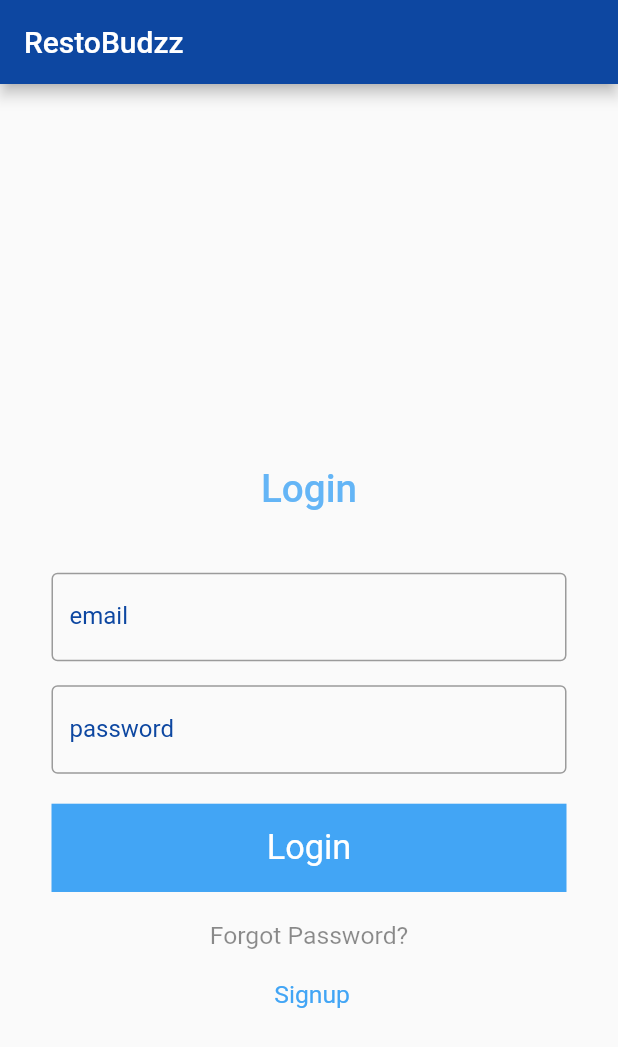
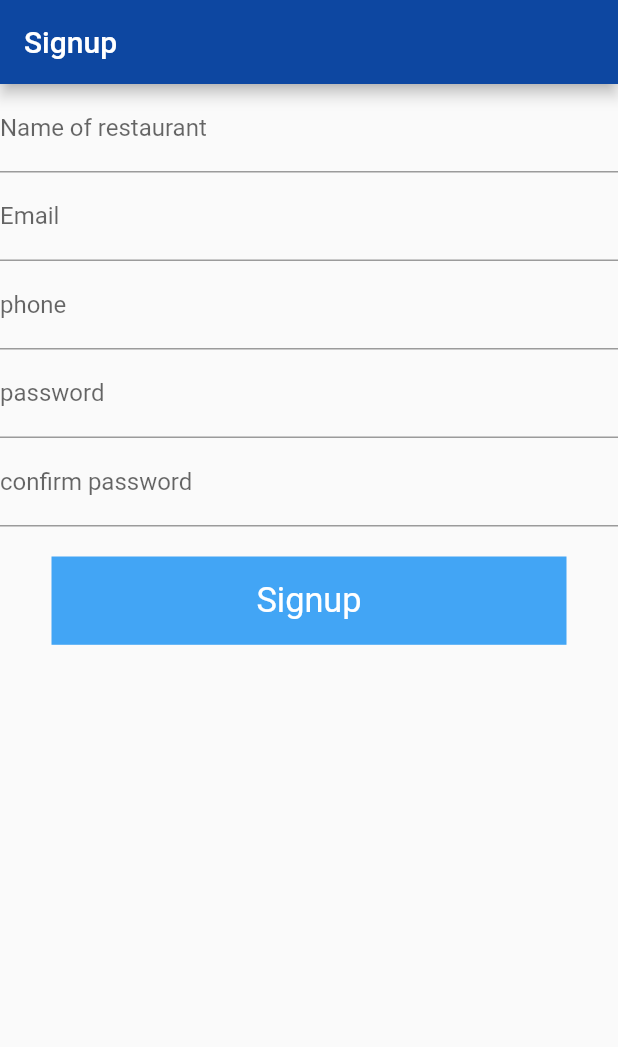
Before and after one commit to AmaldevAD/Restobuzz_manager, a Flutter app: the screen it shows after launch, after a tap on "Signup", on a phone screen of 412 x 824 dp. Shown: the top 1047 px of the screen. Run offline on Flutter 3.47's test engine with Material 2 defaults, Android fonts, the phone set to English and light mode, and no system bars; our stand-ins replace firebase_auth, firebase_core, firebase_database, shared_preferences; accounts and stored records are empty; network calls fail.

Commit message:
Sign up completed with ui and model for hotel details created

```diff
--- /dev/null
+++ b/lib/models/hotel.dart
@@ -0,0 +1,25 @@
+import 'package:firebase_database/firebase_database.dart';
+import 'package:restobudzz/models/food.dart';
+
+class Hotel {
+  String name;
+  String email;
+  bool open;
+  String phone;
+  Food food;
+  String hotelId;
+
+  Hotel({this.name, this.email, this.open, this.phone,this.food, this.hotelId});
+
+  Hotel.fromSnapshot(DataSnapshot snapshot)
+      : food = snapshot.value["food"],
+        name = snapshot.value["name"],
+        open = snapshot.value["open"],
+        phone = snapshot.value["phone"],
+        hotelId=snapshot.key;
+
+  toJson() {
+    return { "name": name, "email": email,"open":open,"phone": phone,};
+  }
+
+}
--- a/lib/screens/login.dart
+++ b/lib/screens/login.dart
@@ -1,6 +1,8 @@
 import 'package:flutter/material.dart';
 import 'package:restobudzz/auth/authentication.dart';
 import 'package:restobudzz/screens/home.dart';
+import 'package:restobudzz/screens/profile.dart';
+import 'package:restobudzz/screens/signup.dart';
 
 class Login extends StatefulWidget {
   Login({Key key}) : super(key: key);
@@ -173,7 +175,9 @@ class _LoginState extends State<Login> {
                     EdgeInsets.symmetric(vertical: 20, horizontal: width / 4),
                 child: Center(
                   child: InkWell(
-                    onTap: () {},
+                    onTap: () {
+                      Navigator.pushReplacement(context, MaterialPageRoute(builder: (context)=>Signup() ));
+                    },
                     child: Container(
                       child: Text(
                         " Signup",
--- /dev/null
+++ b/lib/screens/signup.dart
@@ -0,0 +1,173 @@
+import 'package:flutter/material.dart';
+import 'package:restobudzz/auth/authentication.dart';
+import 'package:restobudzz/screens/home.dart';
+
+class Signup extends StatefulWidget {
+  Signup({Key key}) : super(key: key);
+
+  @override
+  _SignupState createState() => _SignupState();
+}
+
+class _SignupState extends State<Signup> {
+  GlobalKey<FormState> _formKey = GlobalKey<FormState>();
+  Auth _auth;
+
+  TextEditingController _nameController = TextEditingController();
+  TextEditingController _emailController = TextEditingController();
+  TextEditingController _phoneController = TextEditingController();
+  TextEditingController _passwordController = TextEditingController();
+  TextEditingController _confirmPasswordController = TextEditingController();
+
+  @override
+  void initState() {
+    _auth = Auth(context: context);
+    super.initState();
+  }
+
+  signUpFunction() async {
+    print("validated");
+    bool response = await _auth.signUp(email: _emailController.text,password: _passwordController.text );
+    print(response);
+    if (response == true) {
+      Navigator.pushReplacement(
+          context, MaterialPageRoute(builder: (context) => Home()));
+    }
+  }
+
+  @override
+  Widget build(BuildContext context) {
+    double width = MediaQuery.of(context).size.width;
+    return GestureDetector(
+      onTap: () {
+        FocusScope.of(context).unfocus();
+      },
+      child: Scaffold(
+        appBar: AppBar(
+          title: Text("Signup"),
+        ),
+        body: SingleChildScrollView(
+          child: Form(
+            key: _formKey,
+            child: Column(
+              children: <Widget>[
+                //restuarent name
+                TextFormField(
+                  controller: _nameController,
+                  decoration: const InputDecoration(
+                    labelText: 'Name of restaurant',
+                  ),
+                  validator: (String value) {
+                    if (value.trim().isEmpty) {
+                      return 'Name is required';
+                    } else {
+                      _nameController.text = _nameController.text.trim();
+                      return null;
+                    }
+                  },
+                ),
+                //email
+                TextFormField(
+                  controller: _emailController,
+                  keyboardType: TextInputType.emailAddress,
+                  textCapitalization: TextCapitalization.none,
+                  decoration: const InputDecoration(
+                    labelText: 'Email',
+                  ),
+                  validator: (String value) {
+                    Pattern pattern =
+                        r'^(([^<>()[\]\\.,;:\s@\"]+(\.[^<>()[\]\\.,;:\s@\"]+)*)|(\".+\"))@((\[[0-9]{1,3}\.[0-9]{1,3}\.[0-9]{1,3}\.[0-9]{1,3}\])|(([a-zA-Z\-0-9]+\.)+[a-zA-Z]{2,}))$';
+                    RegExp regex = new RegExp(pattern);
+                    if (!regex.hasMatch(value)) {
+                      return 'Enter Valid Email';
+                    } else {
+                      _emailController.text =
+                          _emailController.text.trim().toLowerCase();
+                      return null;
+                    }
+                  },
+                ),
+
+                //phone
+                TextFormField(
+                  maxLength: 10,
+                  controller: _phoneController,
+                  keyboardType: TextInputType.phone,
+                  decoration: const InputDecoration(
+                    counterText: "",
+                    labelText: 'phone',
+                  ),
+                  validator: (String value) {
+                    if (_phoneController.text.trim().length < 10) {
+                      return 'Enter valid phone';
+                    } else {
+                      _phoneController.text = _phoneController.text.trim();
+                      return null;
+                    }
+                  },
+                ),
+
+                //password
+                TextFormField(
+                  controller: _passwordController,
+                  keyboardType: TextInputType.visiblePassword,
+                  obscureText: true,
+                  decoration: const InputDecoration(
+                    labelText: 'password',
+                  ),
+                  validator: (String value) {
+                    if (value.trim().isEmpty) {
+                      return 'Enter valid password';
+                    } else {
+                      _passwordController.text =
+                          _passwordController.text.trim();
+                      return null;
+                    }
+                  },
+                ),
+                //confirm password
+                TextFormField(
+                  controller: _confirmPasswordController,
+                  keyboardType: TextInputType.visiblePassword,
+                  obscureText: true,
+                  decoration: const InputDecoration(
+                    labelText: 'confirm password',
+                  ),
+                  validator: (String value) {
+                    if (value.trim() != _passwordController.text.trim()) {
+                      return 'Password did not match ';
+                    }
+                    return null;
+                  },
+                ),
+
+                //button
+                InkWell(
+                  child: Container(
+                    margin: EdgeInsets.symmetric(
+                        horizontal: width / 12, vertical: 20),
+                    height: width / 7,
+                    color: Colors.blue[400],
+                    child: Center(
+                      child: Text(
+                        "Signup",
+                        style: TextStyle(
+                            color: Colors.white,
+                            fontSize: MediaQuery.of(context).size.width / 18),
+                      ),
+                    ),
+                  ),
+                  onTap: () {
+                    if (_formKey.currentState.validate()) {
+                      signUpFunction();
+                    }
+                  },
+                ),
+              ],
+            ),
+          ),
+        ),
+      ),
+    );
+  }
+}
--- a/pubspec.yaml
+++ b/pubspec.yaml
@@ -24,7 +24,7 @@ dependencies:
   # Use with the CupertinoIcons class for iOS style icons.
   cupertino_icons: ^0.1.2
   firebase_core: ^0.4.4
-  firebase_auth: ^0.15.4
+  firebase_auth: ^0.16.0
   shared_preferences: ^0.5.4+5
   firebase_database: ^3.1.3
 
```
Also changed, not shown: lib/auth/authentication.dart (+52 -12 lines), lib/firebaseOperations/firebaseOperations.dart (added, +17 -0 lines), lib/main.dart (+6 -13 lines), lib/screens/home.dart (+31 -14 lines), lib/screens/profile.dart (added), pubspec.lock.
